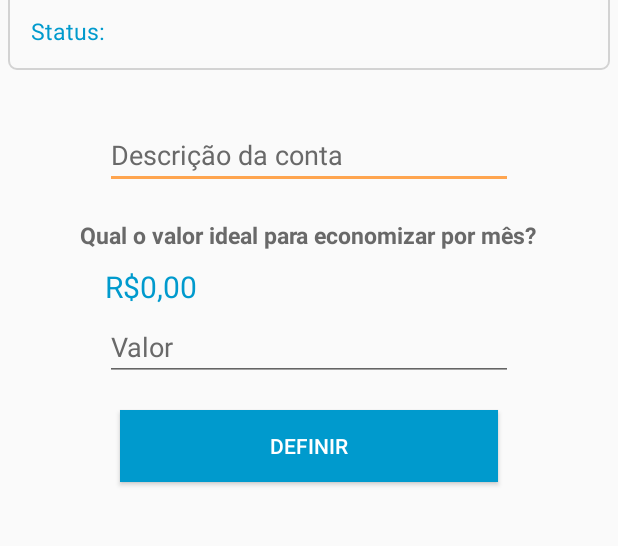
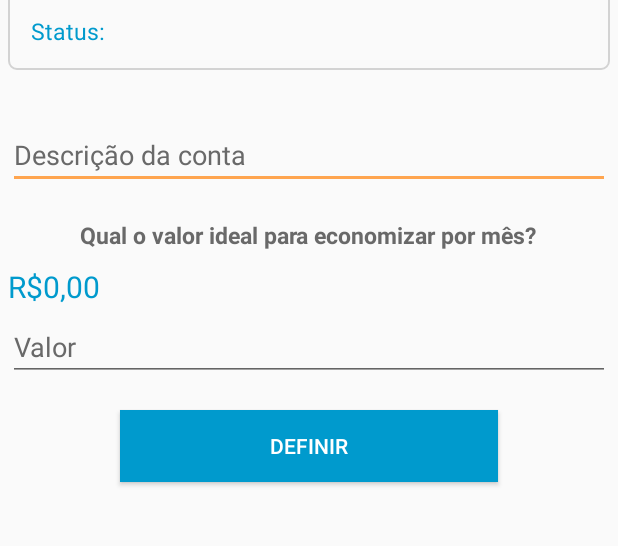
Before and after one commit to contazul/appcontazul, an Android app: the LucroMensalActivity screen opened directly, with no data from a screen before it, in the options menu, after a tap on "Perfil da conta", on a phone screen of 412 x 824 dp, the part 345-891 px from its top. Run offline under Robolectric (Android 15) with nearby library versions, the phone set to English and light mode, and no system bars; libraries missing offline, so code that uses them is left out: org.springframework.core, org.springframework.http, org.springframework.web; 9 statements that could not run were skipped.

Commit message:
Realizei ultimos ajustes nessa branch de melhoria de layout

```diff
--- a/app/src/main/java/br/com/appcontazul/activity/LucroMensalActivity.java
+++ b/app/src/main/java/br/com/appcontazul/activity/LucroMensalActivity.java
@@ -96,6 +96,9 @@ public class LucroMensalActivity extends AppCompatActivity {
 
             this.listaVazia = false;
             // this.textViewTituloLucroMensal.setText("Lista de lucro mensal:");
+        } else {
+
+            this.listaVazia = true;
         }
         this.adaptador05 = new Adaptador05(lucroMensal, this);
     }
@@ -105,6 +108,9 @@ public class LucroMensalActivity extends AppCompatActivity {
         if(!listaVazia) {
 
             this.textViewTituloLucroMensal.setText("Lista de lucro mensal:");
+        } else {
+
+            this.textViewTituloLucroMensal.setText("Não há lucro mensal cadastrado");
         }
         this.listaLucroMensal.setAdapter(adaptador05);
     }
--- a/app/src/main/res/layout/activity_perfil_conta.xml
+++ b/app/src/main/res/layout/activity_perfil_conta.xml
@@ -101,8 +101,6 @@
             style="@style/StyledTilEditTextTheme"
             android:textColor="@color/colorPrimary"
             android:layout_marginTop="40dp"
-            android:layout_marginStart="70dp"
-            android:layout_marginEnd="70dp"
             />
 
         <TextView
@@ -125,7 +123,7 @@
             android:id="@+id/activityPerfilConta_textViewValorFormatado"
             android:text="@string/activityPerfilConta_textViewValorValorFormatado"
             android:textColor="@color/colorPrimary"
-            android:layout_marginStart="70sp"
+            android:layout_marginStart="5sp"
             android:layout_marginTop="10sp"
             android:textSize="20sp"
             />
@@ -139,8 +137,6 @@
             android:inputType="numberDecimal"
             style="@style/StyledTilEditTextTheme"
             android:textColor="@color/colorPrimary"
-            android:layout_marginStart="70dp"
-            android:layout_marginEnd="70dp"
             android:layout_marginTop="10dp"
             />
 
```
